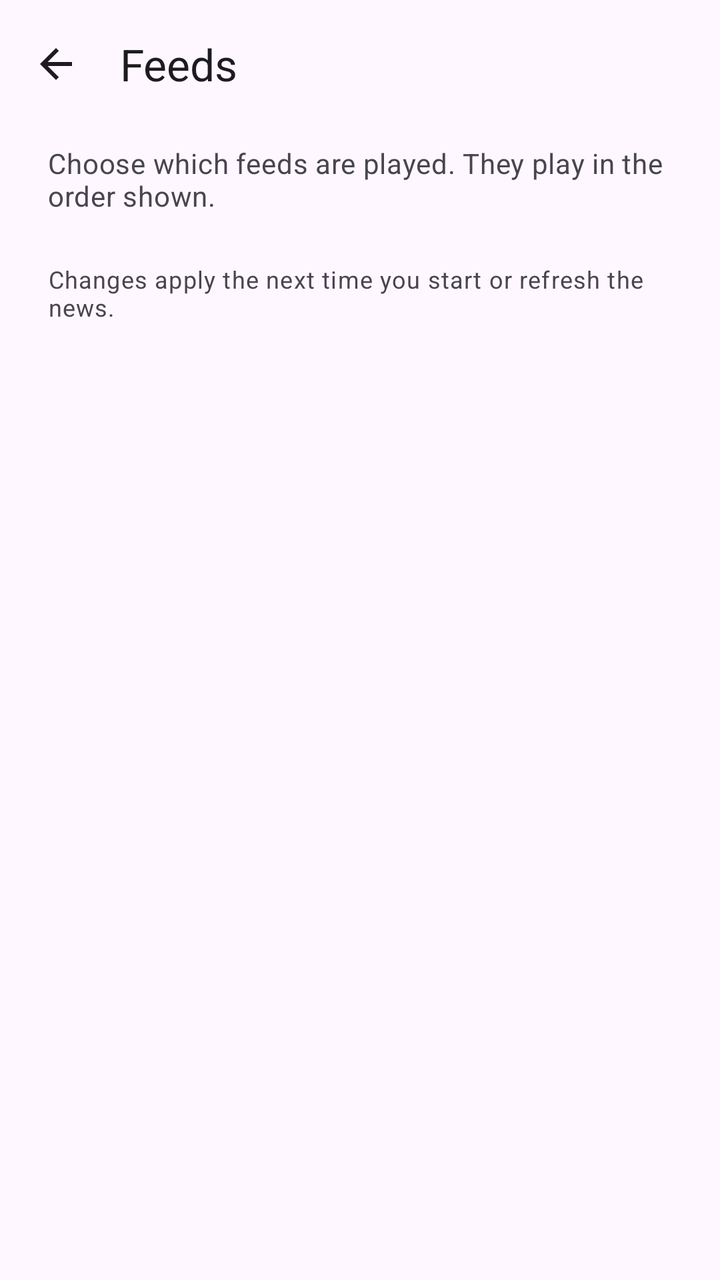
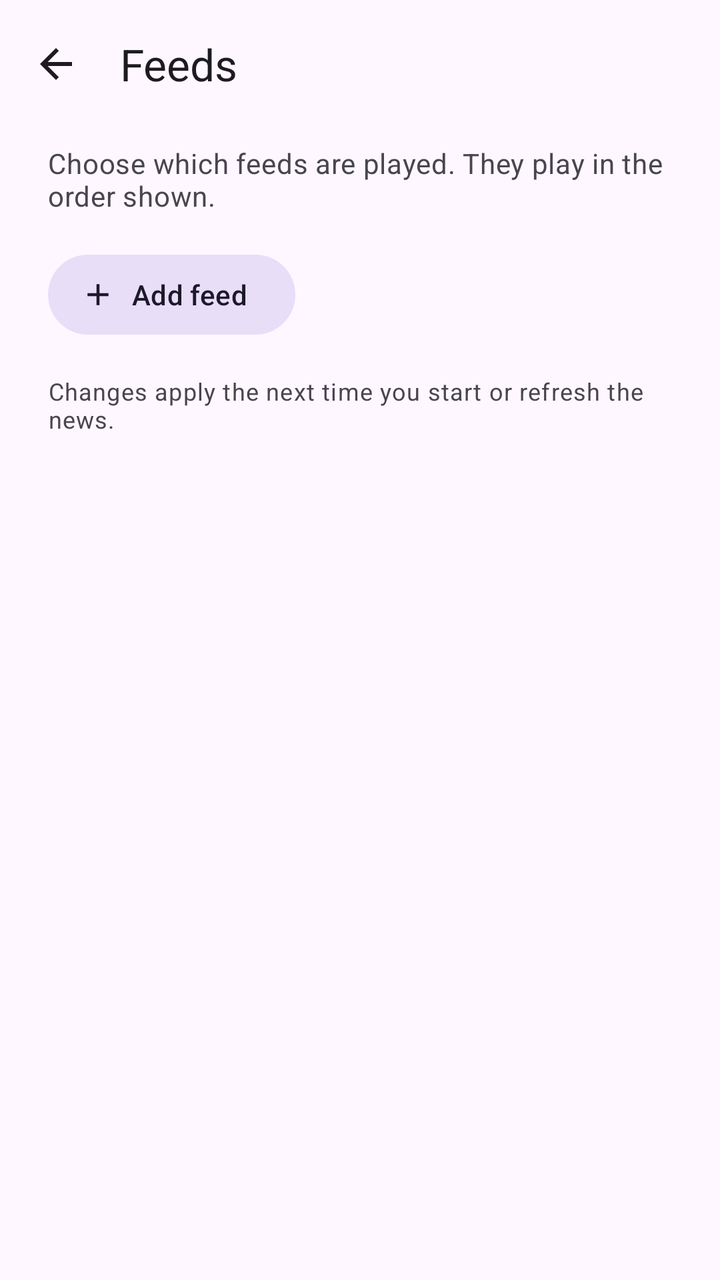

Two renders of the same Android screen: before a commit and after it. Below are the layout's source before the change and the commit's diff.
<!-- AndroidManifest.xml: application theme Theme.NewsDrive -->
<!-- res/layout/activity_feeds.xml -->
<?xml version="1.0" encoding="utf-8"?>
<LinearLayout xmlns:android="http://schemas.android.com/apk/res/android"
    xmlns:app="http://schemas.android.com/apk/res-auto"
    android:id="@+id/root"
    android:layout_width="match_parent"
    android:layout_height="match_parent"
    android:background="?attr/colorSurface"
    android:fitsSystemWindows="true"
    android:orientation="vertical">

    <com.google.android.material.appbar.MaterialToolbar
        android:id="@+id/toolbar"
        android:layout_width="match_parent"
        android:layout_height="?attr/actionBarSize"
        app:navigationIcon="@drawable/ic_arrow_back"
        app:navigationIconTint="?attr/colorOnSurface"
        app:title="@string/feeds" />

    <ScrollView
        android:layout_width="match_parent"
        android:layout_height="0dp"
        android:layout_weight="1">

        <LinearLayout
            android:layout_width="match_parent"
            android:layout_height="wrap_content"
            android:orientation="vertical">

            <TextView
                android:layout_width="match_parent"
                android:layout_height="wrap_content"
                android:paddingHorizontal="24dp"
                android:paddingVertical="8dp"
                android:text="@string/feeds_hint"
                android:textAppearance="?attr/textAppearanceBodyMedium"
                android:textColor="?attr/colorOnSurfaceVariant" />

            <LinearLayout
                android:id="@+id/feedList"
                android:layout_width="match_parent"
                android:layout_height="wrap_content"
                android:orientation="vertical" />

            <TextView
                android:layout_width="match_parent"
                android:layout_height="wrap_content"
                android:paddingHorizontal="24dp"
                android:paddingVertical="16dp"
                android:text="@string/feeds_note"
                android:textAppearance="?attr/textAppearanceBodySmall"
                android:textColor="?attr/colorOnSurfaceVariant" />
        </LinearLayout>
    </ScrollView>
</LinearLayout>
<!-- resources referenced by this layout -->
<resources>
  <!-- drawable ic_arrow_back (drawable) -->
  <?xml version="1.0" encoding="utf-8"?>
  <vector xmlns:android="http://schemas.android.com/apk/res/android"
      android:width="24dp"
      android:height="24dp"
      android:viewportWidth="24"
      android:viewportHeight="24">
      <path
          android:fillColor="#FFFFFF"
          android:pathData="M20,11H7.83l5.59,-5.59L12,4l-8,8 8,8 1.41,-1.41L7.83,13H20v-2z" />
  </vector>
  <string name="feeds">Feeds</string>
  <string name="feeds_hint">Choose which feeds are played. They play in the order shown.</string>
  <string name="feeds_note">Changes apply the next time you start or refresh the news.</string>
  <style name="Theme.NewsDrive" parent="Theme.Material3.DayNight.NoActionBar">
          <item name="colorPrimary">#0B5BD3</item>
          <item name="colorOnPrimary">#FFFFFF</item>
          <item name="colorPrimaryContainer">#D9E2FF</item>
          <item name="colorOnPrimaryContainer">#001945</item>
      </style>
</resources>

<!-- the commit's change to res/layout/activity_feeds.xml (unified diff, before → after) -->
@@ -41,6 +41,16 @@
                 android:layout_height="wrap_content"
                 android:orientation="vertical" />
 
+            <com.google.android.material.button.MaterialButton
+                android:id="@+id/addFeed"
+                style="@style/Widget.Material3.Button.TonalButton.Icon"
+                android:layout_width="wrap_content"
+                android:layout_height="wrap_content"
+                android:layout_marginStart="24dp"
+                android:layout_marginTop="8dp"
+                android:text="@string/add_feed"
+                app:icon="@drawable/ic_add" />
+
             <TextView
                 android:layout_width="match_parent"
                 android:layout_height="wrap_content"
<!-- resource entries referenced after the edit -->
@@ -1,5 +1,17 @@
 <!-- resources referenced by this layout -->
 <resources>
+  <!-- drawable ic_add (drawable) -->
+  <?xml version="1.0" encoding="utf-8"?>
+  <vector xmlns:android="http://schemas.android.com/apk/res/android"
+      android:width="24dp"
+      android:height="24dp"
+      android:viewportWidth="24"
+      android:viewportHeight="24"
+      android:tint="?attr/colorOnSurfaceVariant">
+      <path
+          android:fillColor="#FFFFFF"
+          android:pathData="M19,13h-6v6h-2v-6H5v-2h6V5h2v6h6v2z" />
+  </vector>
   <!-- drawable ic_arrow_back (drawable) -->
   <?xml version="1.0" encoding="utf-8"?>
   <vector xmlns:android="http://schemas.android.com/apk/res/android"
@@ -11,6 +23,7 @@
           android:fillColor="#FFFFFF"
           android:pathData="M20,11H7.83l5.59,-5.59L12,4l-8,8 8,8 1.41,-1.41L7.83,13H20v-2z" />
   </vector>
+  <string name="add_feed">Add feed</string>
   <string name="feeds">Feeds</string>
   <string name="feeds_hint">Choose which feeds are played. They play in the order shown.</string>
   <string name="feeds_note">Changes apply the next time you start or refresh the news.</string>
